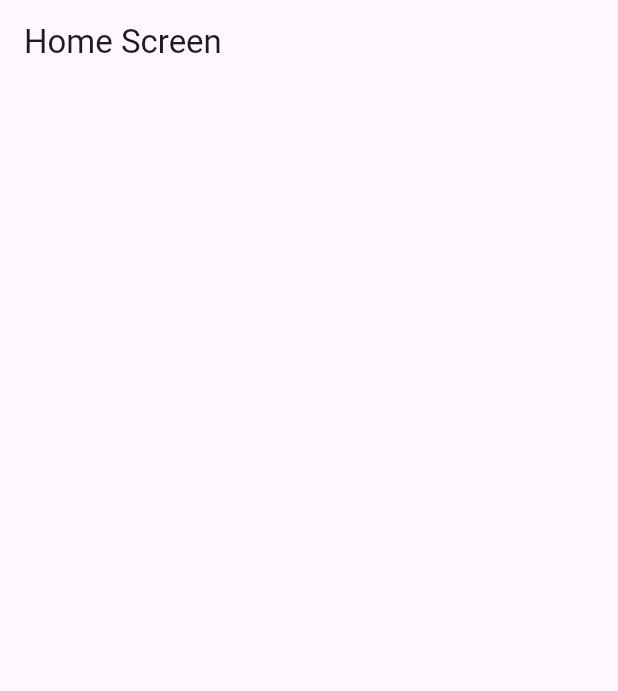
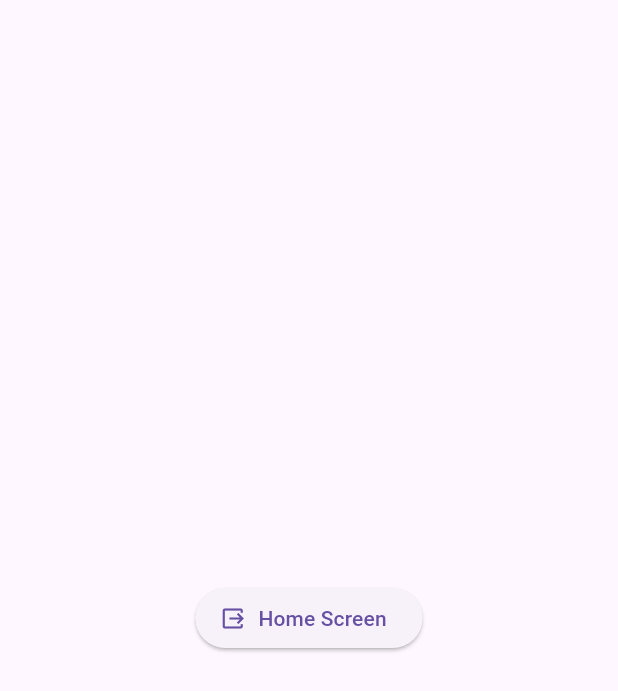
Before and after one commit to dhruvsoni2805/flutter_MVVM_provider, a Flutter app: the screen it shows after launch, on a phone screen of 412 x 824 dp. Shown: the top 691 px of the screen. Run offline on Flutter 3.47's test engine with Material 2 defaults, Android fonts, the phone set to English and light mode, and no system bars; our stand-ins replace another_flushbar, motion_toast.

Commit message:
Manage MVVM Floders and Utils Function

```diff
--- /dev/null
+++ b/lib/data/network/api_list.dart
@@ -0,0 +1,5 @@
+abstract class ApiList {
+  Future<dynamic> getGetApiResponse(String url);
+
+  Future<dynamic> getPostApiResponse(String url, dynamic data);
+}
--- a/lib/main.dart
+++ b/lib/main.dart
@@ -1,5 +1,6 @@
 import 'package:flutter/material.dart';
-import 'package:mvvm_provider/HomeScreen.dart';
+import 'package:mvvm_provider/utils/routes/routes/routes.dart';
+import 'package:mvvm_provider/utils/routes/routes/routes_name.dart';
 
 void main() {
   runApp(const MyApp());
@@ -16,7 +17,8 @@ class MyApp extends StatelessWidget {
       theme: ThemeData.light(useMaterial3: true),
       darkTheme: ThemeData.dark(useMaterial3: true),
       themeMode: ThemeMode.system,
-      home: HomeScreen(),
+      initialRoute: RouteName.loginscreen,
+      onGenerateRoute: Routes.generateRoute,
     );
   }
 }
--- /dev/null
+++ b/lib/utils/routes/routes/routes.dart
@@ -0,0 +1,31 @@
+import 'package:flutter/material.dart';
+import 'package:mvvm_provider/utils/routes/routes/routes_name.dart';
+import 'package:mvvm_provider/view/login_screen.dart';
+
+import '../../../view/HomeScreen.dart';
+
+class Routes {
+  static Route<dynamic> generateRoute(RouteSettings settings) {
+    switch (settings.name) {
+      case RouteName.loginscreen:
+        return MaterialPageRoute(
+          builder: (BuildContext context) => const LoginScreen(),
+        );
+      case RouteName.homescreen:
+        return MaterialPageRoute(
+          builder: (BuildContext context) => const HomeScreen(),
+        );
+
+      default:
+        return MaterialPageRoute(
+          builder: (context) {
+            return const Scaffold(
+              body: Center(
+                child: Text("No Route Pages"),
+              ),
+            );
+          },
+        );
+    }
+  }
+}
--- /dev/null
+++ b/lib/utils/routes/routes/routes_name.dart
@@ -0,0 +1,4 @@
+class RouteName {
+  static const String loginscreen = 'login_screen';
+  static const String homescreen = 'home_screen';
+}
--- /dev/null
+++ b/lib/view/login_screen.dart
@@ -0,0 +1,28 @@
+import 'package:flutter/material.dart';
+
+import '../utils/routes/utlis.dart';
+
+class LoginScreen extends StatefulWidget {
+  const LoginScreen({super.key});
+
+  @override
+  State<LoginScreen> createState() => _LoginScreenState();
+}
+
+class _LoginScreenState extends State<LoginScreen> {
+  @override
+  Widget build(BuildContext context) {
+    return Scaffold(
+      body: Center(
+        child: ElevatedButton.icon(
+            onPressed: () {
+              // Utils.FlushBarErrorMessage('hey', context);
+              Utils.snackBarMessage("message is mine", context);
+              // Utils.toastMessage("message", context);
+            },
+            icon: Icon(Icons.output),
+            label: Text("Home Screen")),
+      ),
+    );
+  }
+}
--- a/pubspec.yaml
+++ b/pubspec.yaml
@@ -17,6 +17,7 @@ dependencies:
   fluttertoast: ^8.2.2
   http: ^1.1.0
   another_flushbar: ^1.12.30
+  motion_toast: ^2.7.8
 
 dev_dependencies:
   flutter_test:
```
Also changed, not shown: lib/data/exception/app_exception.dart (added, +28 -0 lines), lib/data/exception/no_internet_exception.dart (added, +23 -0 lines), lib/data/network/api_service.dart (added, +53 -0 lines), lib/data/response/app_response.dart (added, +20 -0 lines), lib/utils/routes/utlis.dart (added, +64 -0 lines), lib/view/HomeScreen.dart (renamed from lib/HomeScreen.dart), pubspec.lock, 2 other files.
